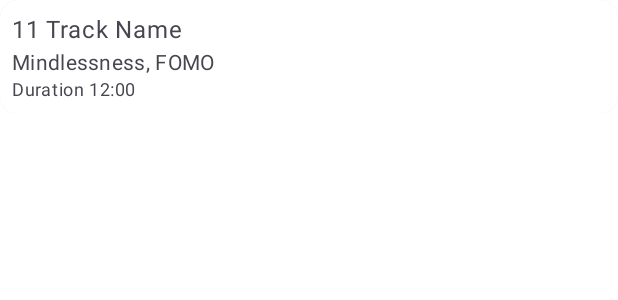
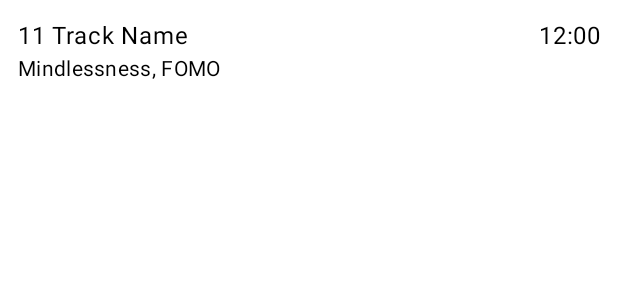
Before and after one commit to julien-birabent/Simply-Awake-Remake, an Android app built with Jetpack Compose: the @Preview function TrackItemPreview, on a phone screen of 412 x 824 dp. Shown: the top 300 px of the screen. Run offline under Robolectric (Android 15) with nearby library versions, the phone set to English and light mode, and no system bars.

Commit message:
Update the style of the meditation list

```diff
--- a/app/src/main/java/com/example/simplyawakeremake/screens/PlayListScreen.kt
+++ b/app/src/main/java/com/example/simplyawakeremake/screens/PlayListScreen.kt
@@ -3,16 +3,18 @@ package com.example.simplyawakeremake.screens
 import androidx.compose.foundation.background
 import androidx.compose.foundation.clickable
 import androidx.compose.foundation.layout.Arrangement
+import androidx.compose.foundation.layout.Box
 import androidx.compose.foundation.layout.Column
 import androidx.compose.foundation.layout.PaddingValues
 import androidx.compose.foundation.layout.Row
+import androidx.compose.foundation.layout.Spacer
 import androidx.compose.foundation.layout.fillMaxWidth
 import androidx.compose.foundation.layout.padding
+import androidx.compose.foundation.layout.size
 import androidx.compose.foundation.layout.wrapContentHeight
 import androidx.compose.foundation.layout.wrapContentSize
 import androidx.compose.foundation.lazy.LazyColumn
-import androidx.compose.material3.Card
-import androidx.compose.material3.CardDefaults
+import androidx.compose.material3.HorizontalDivider
 import androidx.compose.material3.MaterialTheme
 import androidx.compose.material3.Text
 import androidx.compose.runtime.Composable
@@ -21,10 +23,12 @@ import androidx.compose.runtime.rxjava3.subscribeAsState
 import androidx.compose.ui.Alignment
 import androidx.compose.ui.Modifier
 import androidx.compose.ui.graphics.Color
+import androidx.compose.ui.res.stringResource
 import androidx.compose.ui.text.style.TextAlign
 import androidx.compose.ui.tooling.preview.Preview
 import androidx.compose.ui.unit.dp
 import androidx.navigation.NavController
+import com.example.simplyawakeremake.R
 import com.example.simplyawakeremake.UiTrack
 import com.example.simplyawakeremake.navigation.Screen
 import com.example.simplyawakeremake.viewmodel.PlayerListUIState
@@ -46,7 +50,19 @@ fun PlayListScreen(navController: NavController, viewModel: TrackListViewModel =
         }
 
         is PlayerListUIState.Tracks -> {
+            Column(modifier = Modifier.padding(vertical = 12.dp)) {
+                Box(
+                    contentAlignment = Alignment.Center,
+                    modifier = Modifier.fillMaxWidth()
+                ) {
+                    Text(
+                        text = stringResource(id = R.string.app_name),
+                        style = MaterialTheme.typography.titleLarge
+                    )
+                }
+                Spacer(modifier = Modifier.size(12.dp))
                 Playlist(tracks = (uiState as PlayerListUIState.Tracks).items, navController)
+            }
         }
     }
 }
@@ -55,14 +71,14 @@ fun PlayListScreen(navController: NavController, viewModel: TrackListViewModel =
 fun Playlist(tracks: List<UiTrack>, navController: NavController) {
     LazyColumn(
         modifier = Modifier.fillMaxWidth(),
-        contentPadding = PaddingValues(16.dp),
-        verticalArrangement = Arrangement.spacedBy(8.dp)
     ) {
         items(
             count = tracks.size,
             key = { tracks[it].id },
             itemContent = { index ->
                 TrackItem(tracks[index]) { id -> navController.navigate(Screen.NOW_PLAYING.name + "/${id}") }
+                if (index < tracks.lastIndex)
+                    HorizontalDivider(color = Color.White, thickness = 1.dp)
             }
         )
     }
@@ -70,37 +86,34 @@ fun Playlist(tracks: List<UiTrack>, navController: NavController) {
 
 @Composable
 fun TrackItem(track: UiTrack, navigateToTrack: (id: String) -> Unit) {
-    Card(
-        colors = CardDefaults.cardColors(
-            containerColor = MaterialTheme.colorScheme.surfaceVariant,
-        )
-    ) {
+
     Column(
         modifier = Modifier
             .fillMaxWidth()
             .wrapContentSize(Alignment.Center)
             .clickable(onClick = { navigateToTrack(track.id) })
-                .background(Color.White)
-                .padding(top = 8.dp, bottom = 8.dp)
+            .padding(12.dp)
     ) {
         Row(
             modifier = Modifier
-                    .padding(horizontal = 8.dp)
                 .fillMaxWidth()
                 .wrapContentHeight(),
-                horizontalArrangement = Arrangement.Center,
+            horizontalArrangement = Arrangement.SpaceBetween,
             verticalAlignment = Alignment.CenterVertically
         ) {
             Text(
                 "${track.ordinal} " + track.displayName,
                 style = MaterialTheme.typography.bodyLarge,
-                    textAlign = TextAlign.Left,
-                    modifier = Modifier.fillMaxWidth()
+                textAlign = TextAlign.Start
+            )
+            Text(
+                text = "${track.duration}",
+                textAlign = TextAlign.Right,
+                style = MaterialTheme.typography.bodyLarge
             )
         }
         Row(
             modifier = Modifier
-                    .padding(horizontal = 8.dp)
                 .fillMaxWidth()
                 .wrapContentHeight(),
             horizontalArrangement = Arrangement.Start,
@@ -111,21 +124,6 @@ fun TrackItem(track: UiTrack, navigateToTrack: (id: String) -> Unit) {
                 textAlign = TextAlign.Left,
                 style = MaterialTheme.typography.bodyMedium
             )
-            }
-            Row(
-                modifier = Modifier
-                    .fillMaxWidth()
-                    .wrapContentHeight()
-                    .padding(horizontal = 8.dp),
-                horizontalArrangement = Arrangement.Start,
-                verticalAlignment = Alignment.CenterVertically
-            ) {
-                Text(
-                    text = "Duration ${track.duration}",
-                    textAlign = TextAlign.Left,
-                    style = MaterialTheme.typography.bodySmall
-                )
-            }
         }
     }
 }
```
Lines whose indentation alone changed are shown as unchanged.
